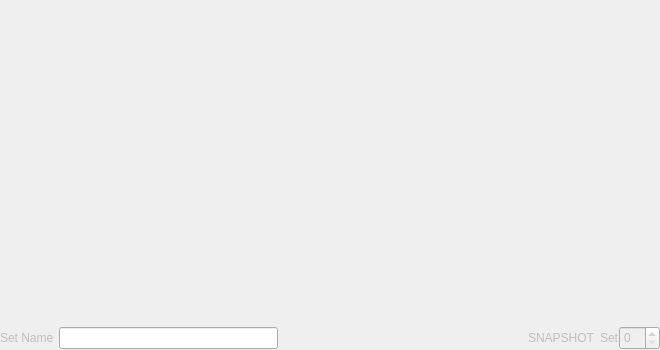
First picture: the form in seq_qt5/forms/qslivegrid.ui, repository ahlstromcj/seq66, before the edit.
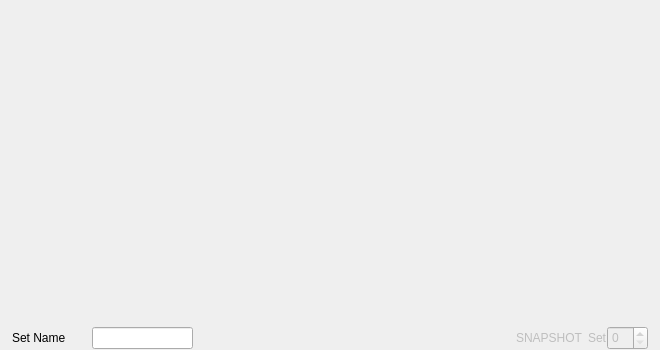
Second picture: the form after the edit.

Patch:
```diff
--- a/seq_qt5/forms/qslivegrid.ui
+++ b/seq_qt5/forms/qslivegrid.ui
@@ -79,14 +79,20 @@
    </item>
    <item>
     <layout class="QHBoxLayout" name="horizontalLayout_6">
+     <property name="leftMargin">
+      <number>12</number>
+     </property>
+     <property name="rightMargin">
+      <number>12</number>
+     </property>
      <item>
       <widget class="QLabel" name="setNameLabel">
        <property name="enabled">
-        <bool>false</bool>
+        <bool>true</bool>
        </property>
        <property name="minimumSize">
         <size>
-         <width>0</width>
+         <width>80</width>
          <height>24</height>
         </size>
        </property>
@@ -101,22 +107,6 @@
        </property>
       </widget>
      </item>
-     <item>
-      <spacer name="horizontalSpacer_2">
-       <property name="orientation">
-        <enum>Qt::Horizontal</enum>
-       </property>
-       <property name="sizeType">
-        <enum>QSizePolicy::Preferred</enum>
-       </property>
-       <property name="sizeHint" stdset="0">
-        <size>
-         <width>5</width>
-         <height>20</height>
-        </size>
-       </property>
-      </spacer>
-     </item>
      <item>
       <widget class="QLineEdit" name="txtBankName"/>
      </item>
@@ -124,7 +114,7 @@
       <widget class="QLabel" name="labelPlaylistSong">
        <property name="minimumSize">
         <size>
-         <width>240</width>
+         <width>320</width>
          <height>24</height>
         </size>
        </property>
@@ -139,22 +129,6 @@
        </property>
       </widget>
      </item>
-     <item>
-      <spacer name="horizontalSpacer">
-       <property name="orientation">
-        <enum>Qt::Horizontal</enum>
-       </property>
-       <property name="sizeType">
-        <enum>QSizePolicy::Fixed</enum>
-       </property>
-       <property name="sizeHint" stdset="0">
-        <size>
-         <width>7</width>
-         <height>24</height>
-        </size>
-       </property>
-      </spacer>
-     </item>
      <item>
       <widget class="Line" name="line">
        <property name="sizePolicy">
```
Left out of the diff: 3 changed lines with no effect on the pictures.
